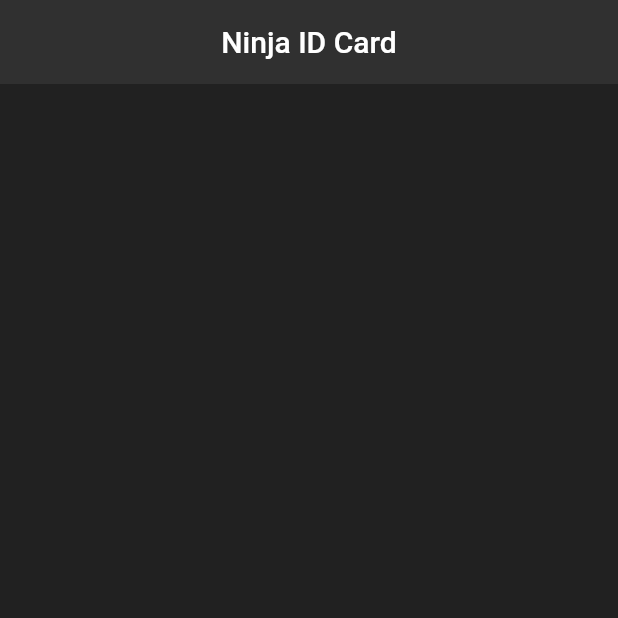
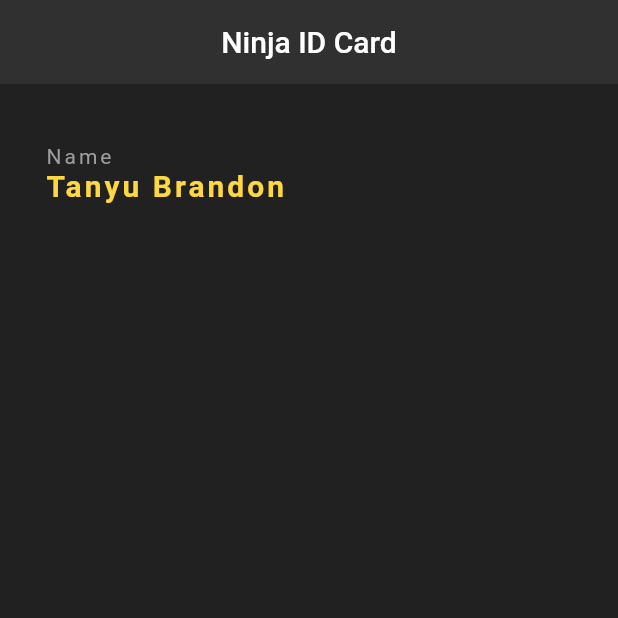
Before and after one commit to brandontanyu/id-card-project, a Flutter app: the screen it shows after launch, on a phone screen of 412 x 824 dp, the top half of it. Run offline on Flutter 3.47's test engine with Material 2 defaults, Android fonts, the phone set to English and light mode, and no system bars.

Commit message:
name added

```diff
--- a/lib/main.dart
+++ b/lib/main.dart
@@ -17,6 +17,30 @@ class NinjaCard extends StatelessWidget {
         backgroundColor: Colors.grey[850],
         elevation: 0.0,
       ),
+      body: const Padding(
+        padding:EdgeInsets.fromLTRB(30.0, 40.0, 30.0, 0.0),
+        child: Column(
+          crossAxisAlignment: CrossAxisAlignment.start,
+          children: [
+            Text(
+              "Name",
+              style: TextStyle(
+                color: Colors.grey,
+                letterSpacing: 2.0,
+              ),
+            ),
+            Text(
+              "Tanyu Brandon",
+              style: TextStyle(
+                color: Colors.amberAccent,
+                letterSpacing: 2.0,
+                fontSize: 20.0,
+                fontWeight: FontWeight.bold,
+              ),
+            ),
+          ],
+        ),
+      ),
     );
   }
 }
```
